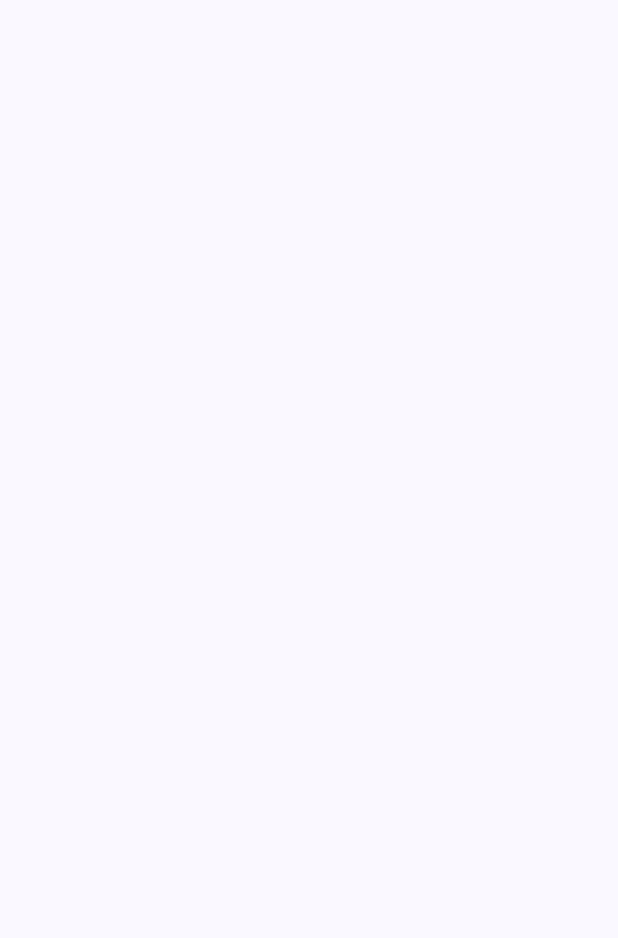
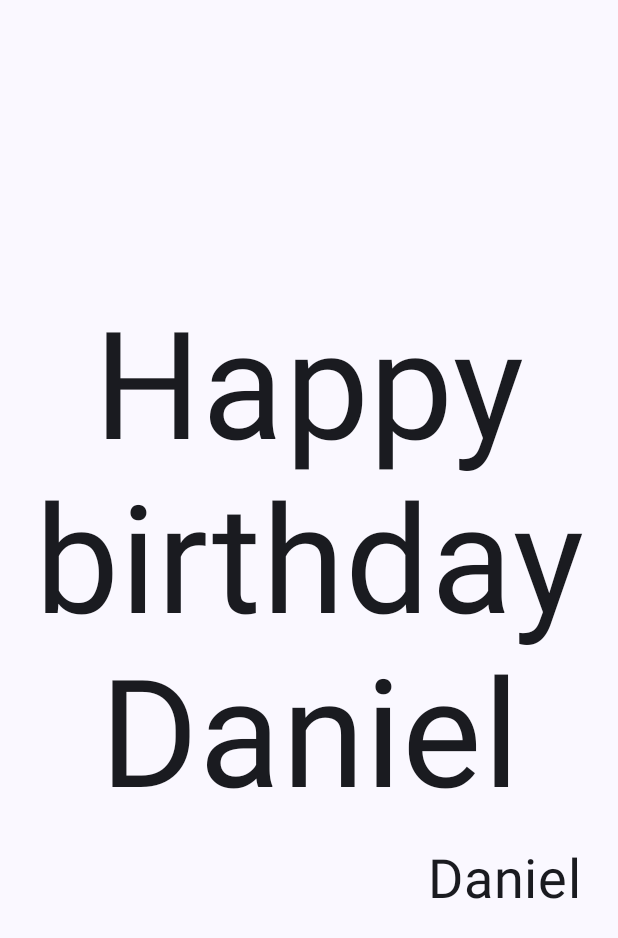
Before and after one commit to Dalmuster/CicloVida, an Android app built with Jetpack Compose: the screen it shows after launch (MainActivity), on a phone screen of 412 x 824 dp. Before the commit the part shown is empty. Shown: the top 938 px of the screen. Run offline under Robolectric (Android 15) with nearby library versions, the phone set to English and light mode, and no system bars.

Commit message:
Apartado 9-Textos alineados y prácticas recomendadas

```diff
--- a/app/src/main/java/com/example/ciclovida/MainActivity.kt
+++ b/app/src/main/java/com/example/ciclovida/MainActivity.kt
@@ -5,6 +5,7 @@ import android.util.Log
 import androidx.activity.ComponentActivity
 import androidx.activity.compose.setContent
 import androidx.activity.enableEdgeToEdge
+import androidx.compose.foundation.layout.Arrangement
 import androidx.compose.foundation.layout.Column
 import androidx.compose.foundation.layout.Row
 import androidx.compose.foundation.layout.fillMaxSize
@@ -14,8 +15,11 @@ import androidx.compose.material3.Scaffold
 import androidx.compose.material3.Surface
 import androidx.compose.material3.Text
 import androidx.compose.runtime.Composable
+import androidx.compose.ui.Alignment
 import androidx.compose.ui.Modifier
+import androidx.compose.ui.text.style.TextAlign
 import androidx.compose.ui.tooling.preview.Preview
+import androidx.compose.ui.unit.dp
 import androidx.compose.ui.unit.sp
 import com.example.ciclovida.ui.theme.CicloVidaTheme
 
@@ -33,7 +37,11 @@ class MainActivity : ComponentActivity() {
                     modifier = Modifier.fillMaxSize(),
                     color = MaterialTheme.colorScheme.background
                 ) {
-
+                    GreetingText(
+                        message = "Happy birthday Daniel",
+                        from = "Daniel",
+                        modifier = Modifier.padding(8.dp)
+                    )
                 }
             }
         }
@@ -74,15 +82,22 @@ class MainActivity : ComponentActivity() {
 
 @Composable
 fun GreetingText(message:String, from:String, modifier: Modifier = Modifier) {
-    Column (modifier = modifier){
+    Column (
+        modifier = modifier,
+        verticalArrangement = Arrangement.Center
+        ){
         Text(
             text = message,
             fontSize = 100.sp,
-            lineHeight = 116.sp
+            lineHeight = 116.sp,
+            textAlign = TextAlign.Center
         )
         Text(
             text = from,
-            fontSize = 36.sp
+            fontSize = 36.sp,
+            modifier = Modifier
+                .padding(16.dp)
+                .align(alignment = Alignment.End)
         )
     }
 }
```
